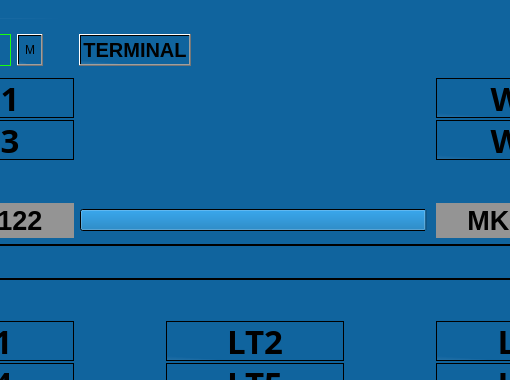
The window that Maintenance_design_osh.ui (meteoaza/maint) describes before a commit, drawn with Qt 5; both pictures show x 298 to 808 and y 0 to 380 of the 1106 by 771 pixel window.
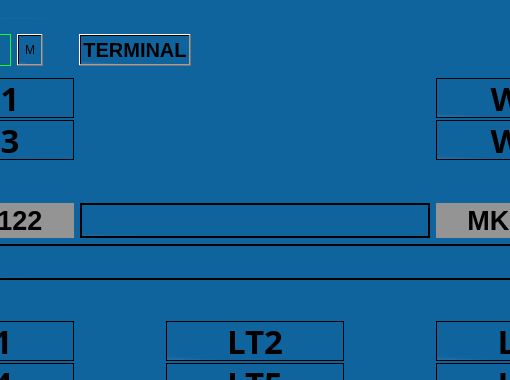
The same window after the commit. Icons and pictures are not drawn.

Diff of the .ui file:
```diff
--- a/Maintenance_design_osh.ui
+++ b/Maintenance_design_osh.ui
@@ -665,31 +665,6 @@
         </property>
        </spacer>
       </item>
-      <item row="5" column="3" colspan="3">
-       <widget class="QProgressBar" name="progressBar">
-        <property name="sizePolicy">
-         <sizepolicy hsizetype="MinimumExpanding" vsizetype="Fixed">
-          <horstretch>0</horstretch>
-          <verstretch>0</verstretch>
-         </sizepolicy>
-        </property>
-        <property name="minimumSize">
-         <size>
-          <width>0</width>
-          <height>0</height>
-         </size>
-        </property>
-        <property name="value">
-         <number>99</number>
-        </property>
-        <property name="textVisible">
-         <bool>false</bool>
-        </property>
-        <property name="invertedAppearance">
-         <bool>false</bool>
-        </property>
-       </widget>
-      </item>
       <item row="6" column="0">
        <widget class="QLabel" name="labelCL3">
         <property name="sizePolicy">
@@ -1251,6 +1226,32 @@
         </property>
        </widget>
       </item>
+      <item row="5" column="3" colspan="3">
+       <widget class="QLabel" name="lineInfo2">
+        <property name="minimumSize">
+         <size>
+          <width>0</width>
+          <height>30</height>
+         </size>
+        </property>
+        <property name="font">
+         <font>
+          <pointsize>14</pointsize>
+          <weight>75</weight>
+          <bold>true</bold>
+         </font>
+        </property>
+        <property name="frameShape">
+         <enum>QFrame::WinPanel</enum>
+        </property>
+        <property name="text">
+         <string/>
+        </property>
+        <property name="alignment">
+         <set>Qt::AlignCenter</set>
+        </property>
+       </widget>
+      </item>
      </layout>
     </item>
     <item row="6" column="0" colspan="2">
```
